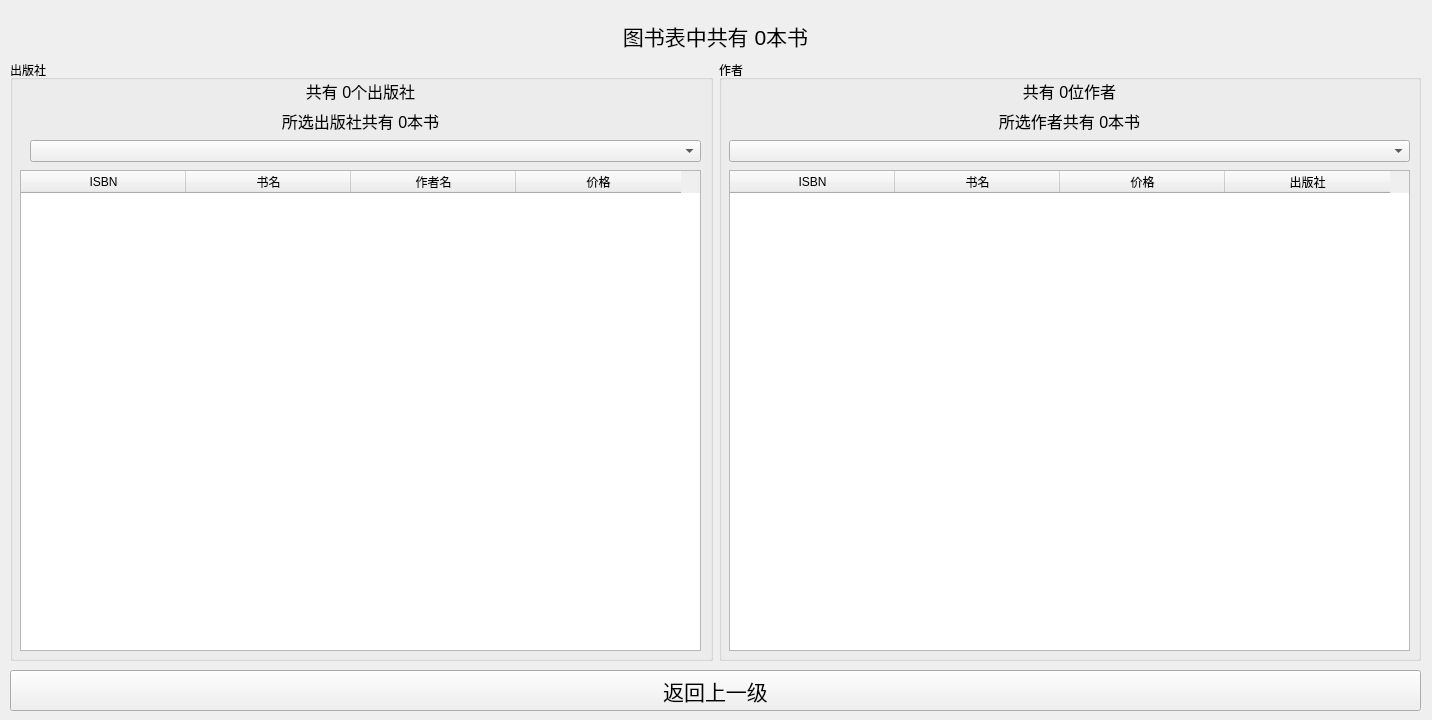
Qt form Sources/Forms/bookanalysiswindow.ui (gaogao-qwq/Book_Manage_System_QT) before a commit.
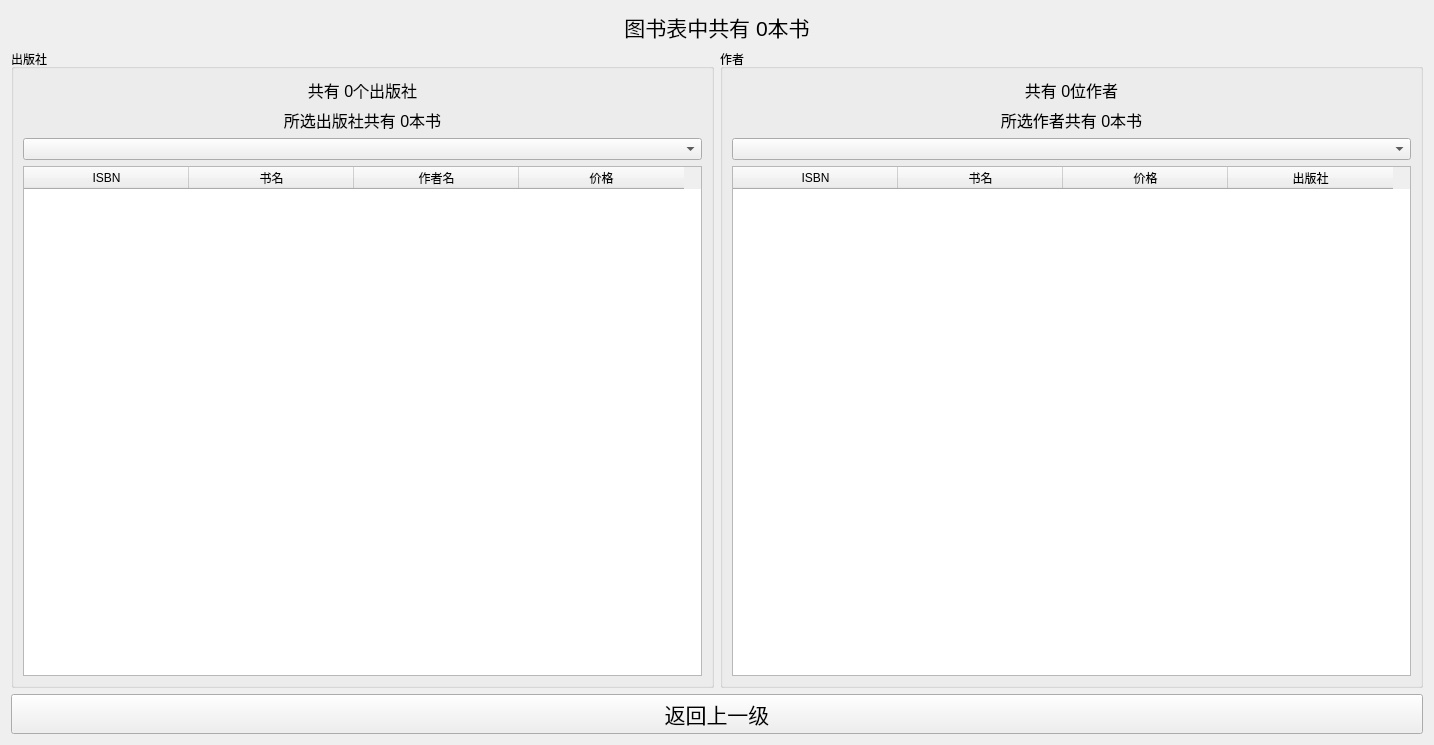
The same form after that commit. Icons and pictures are not drawn.

Patch:
```diff
--- a/Sources/Forms/bookanalysiswindow.ui
+++ b/Sources/Forms/bookanalysiswindow.ui
@@ -6,8 +6,8 @@
    <rect>
     <x>0</x>
     <y>0</y>
-    <width>1432</width>
-    <height>720</height>
+    <width>1434</width>
+    <height>745</height>
    </rect>
   </property>
   <property name="windowTitle">
@@ -18,15 +18,9 @@
     <selectedon>D:/pictures/avator.png</selectedon>
    </iconset>
   </property>
+  <layout class="QGridLayout" name="gridLayout">
+   <item row="0" column="0">
   <widget class="QLabel" name="bookCountLabel">
-   <property name="geometry">
-    <rect>
-     <x>10</x>
-     <y>20</y>
-     <width>1411</width>
-     <height>31</height>
-    </rect>
-   </property>
    <property name="font">
     <font>
      <pointsize>16</pointsize>
@@ -39,30 +33,17 @@
     <set>Qt::AlignCenter</set>
    </property>
   </widget>
-  <widget class="QWidget" name="horizontalLayoutWidget">
-   <property name="geometry">
-    <rect>
-     <x>10</x>
-     <y>60</y>
-     <width>1411</width>
-     <height>601</height>
-    </rect>
-   </property>
+   </item>
+   <item row="1" column="0">
    <layout class="QHBoxLayout" name="horizontalLayout">
     <item>
      <widget class="QGroupBox" name="pressGroupBox">
       <property name="title">
        <string>出版社</string>
       </property>
+       <layout class="QVBoxLayout" name="verticalLayout">
+        <item>
       <widget class="QLabel" name="pressCountLabel">
-       <property name="geometry">
-        <rect>
-         <x>10</x>
-         <y>20</y>
-         <width>681</width>
-         <height>21</height>
-        </rect>
-       </property>
        <property name="font">
         <font>
          <pointsize>12</pointsize>
@@ -75,28 +56,31 @@
         <set>Qt::AlignCenter</set>
        </property>
       </widget>
+        </item>
+        <item>
+         <widget class="QLabel" name="selectedPressCountLabel">
+          <property name="font">
+           <font>
+            <pointsize>12</pointsize>
+           </font>
+          </property>
+          <property name="text">
+           <string>所选出版社共有 0本书</string>
+          </property>
+          <property name="alignment">
+           <set>Qt::AlignCenter</set>
+          </property>
+         </widget>
+        </item>
+        <item>
       <widget class="QComboBox" name="pressComboBox">
-       <property name="geometry">
-        <rect>
-         <x>20</x>
-         <y>80</y>
-         <width>671</width>
-         <height>22</height>
-        </rect>
-       </property>
        <property name="currentText">
         <string/>
        </property>
       </widget>
+        </item>
+        <item>
       <widget class="QTableWidget" name="pressBookTable">
-       <property name="geometry">
-        <rect>
-         <x>10</x>
-         <y>110</y>
-         <width>681</width>
-         <height>481</height>
-        </rect>
-       </property>
        <attribute name="horizontalHeaderDefaultSectionSize">
         <number>165</number>
        </attribute>
@@ -121,27 +105,8 @@
         </property>
        </column>
       </widget>
-      <widget class="QLabel" name="selectedPressCountLabel">
-       <property name="geometry">
-        <rect>
-         <x>10</x>
-         <y>50</y>
-         <width>681</width>
-         <height>21</height>
-        </rect>
-       </property>
-       <property name="font">
-        <font>
-         <pointsize>12</pointsize>
-        </font>
-       </property>
-       <property name="text">
-        <string>所选出版社共有 0本书</string>
-       </property>
-       <property name="alignment">
-        <set>Qt::AlignCenter</set>
-       </property>
-      </widget>
+        </item>
+       </layout>
      </widget>
     </item>
     <item>
@@ -149,15 +114,9 @@
       <property name="title">
        <string>作者</string>
       </property>
+       <layout class="QVBoxLayout" name="verticalLayout_2">
+        <item>
       <widget class="QLabel" name="authorCountLabel">
-       <property name="geometry">
-        <rect>
-         <x>10</x>
-         <y>20</y>
-         <width>681</width>
-         <height>21</height>
-        </rect>
-       </property>
        <property name="font">
         <font>
          <pointsize>12</pointsize>
@@ -170,58 +129,9 @@
         <set>Qt::AlignCenter</set>
        </property>
       </widget>
-      <widget class="QComboBox" name="authorComboBox">
-       <property name="geometry">
-        <rect>
-         <x>10</x>
-         <y>80</y>
-         <width>681</width>
-         <height>22</height>
-        </rect>
-       </property>
-      </widget>
-      <widget class="QTableWidget" name="authorBookTable">
-       <property name="geometry">
-        <rect>
-         <x>10</x>
-         <y>110</y>
-         <width>681</width>
-         <height>481</height>
-        </rect>
-       </property>
-       <attribute name="horizontalHeaderDefaultSectionSize">
-        <number>165</number>
-       </attribute>
-       <column>
-        <property name="text">
-         <string>ISBN</string>
-        </property>
-       </column>
-       <column>
-        <property name="text">
-         <string>书名</string>
-        </property>
-       </column>
-       <column>
-        <property name="text">
-         <string>价格</string>
-        </property>
-       </column>
-       <column>
-        <property name="text">
-         <string>出版社</string>
-        </property>
-       </column>
-      </widget>
+        </item>
+        <item>
       <widget class="QLabel" name="selectedAuthorCountLabel">
-       <property name="geometry">
-        <rect>
-         <x>10</x>
-         <y>50</y>
-         <width>681</width>
-         <height>21</height>
-        </rect>
-       </property>
        <property name="font">
         <font>
          <pointsize>12</pointsize>
@@ -234,19 +144,44 @@
         <set>Qt::AlignCenter</set>
        </property>
       </widget>
+        </item>
+        <item>
+         <widget class="QComboBox" name="authorComboBox"/>
+        </item>
+        <item>
+         <widget class="QTableWidget" name="authorBookTable">
+          <attribute name="horizontalHeaderDefaultSectionSize">
+           <number>165</number>
+          </attribute>
+          <column>
+           <property name="text">
+            <string>ISBN</string>
+           </property>
+          </column>
+          <column>
+           <property name="text">
+            <string>书名</string>
+           </property>
+          </column>
+          <column>
+           <property name="text">
+            <string>价格</string>
+           </property>
+          </column>
+          <column>
+           <property name="text">
+            <string>出版社</string>
+           </property>
+          </column>
      </widget>
     </item>
    </layout>
   </widget>
+     </item>
+    </layout>
+   </item>
+   <item row="2" column="0">
   <widget class="QPushButton" name="exitButton">
-   <property name="geometry">
-    <rect>
-     <x>10</x>
-     <y>670</y>
-     <width>1411</width>
-     <height>41</height>
-    </rect>
-   </property>
    <property name="font">
     <font>
      <pointsize>16</pointsize>
@@ -256,6 +191,8 @@
     <string>返回上一级</string>
    </property>
   </widget>
+   </item>
+  </layout>
  </widget>
  <resources/>
  <connections/>
```
Lines whose indentation alone changed are shown as unchanged.
